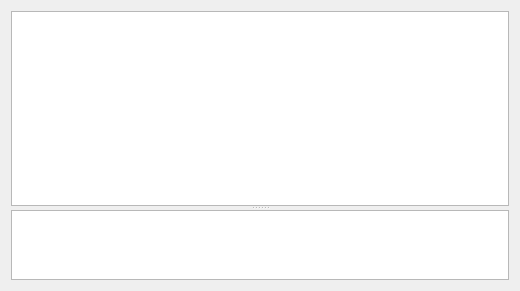
Before: the Qt Designer form src/qtgui/restable.ui in spanner888/recoll, drawn with Qt 5.
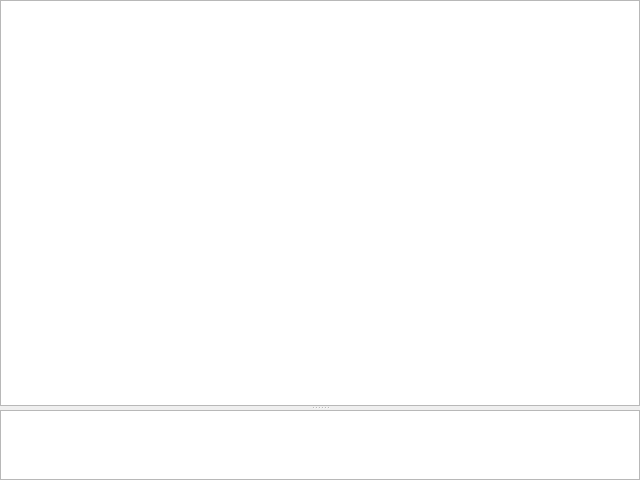
After: the same form once the commit is applied.

Diff of the .ui file:
```diff
--- a/src/qtgui/restable.ui
+++ b/src/qtgui/restable.ui
@@ -6,14 +6,20 @@
    <rect>
     <x>0</x>
     <y>0</y>
-    <width>520</width>
-    <height>291</height>
+    <width>640</width>
+    <height>480</height>
    </rect>
   </property>
   <property name="windowTitle">
    <string>Form</string>
   </property>
   <layout class="QVBoxLayout" name="verticalLayout">
+   <property name="spacing">
+    <number>0</number>
+   </property>
+   <property name="margin">
+    <number>0</number>
+   </property>
    <item>
     <widget class="QSplitter" name="splitter">
      <property name="orientation">
```
Left out of the diff: 3 changed lines with no effect on the pictures.
